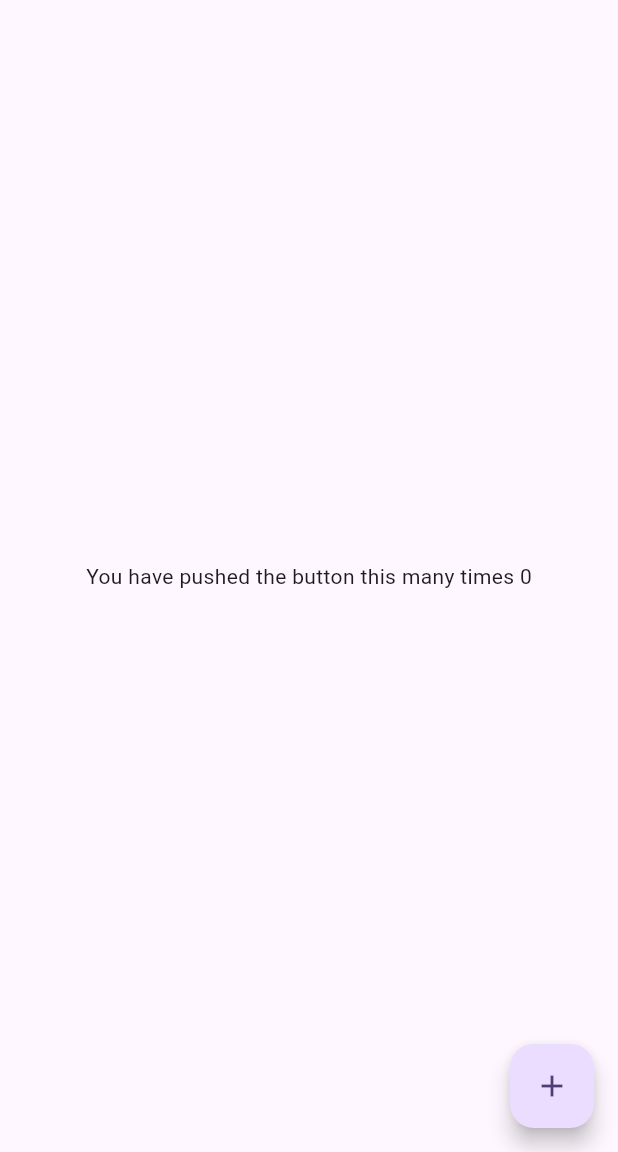
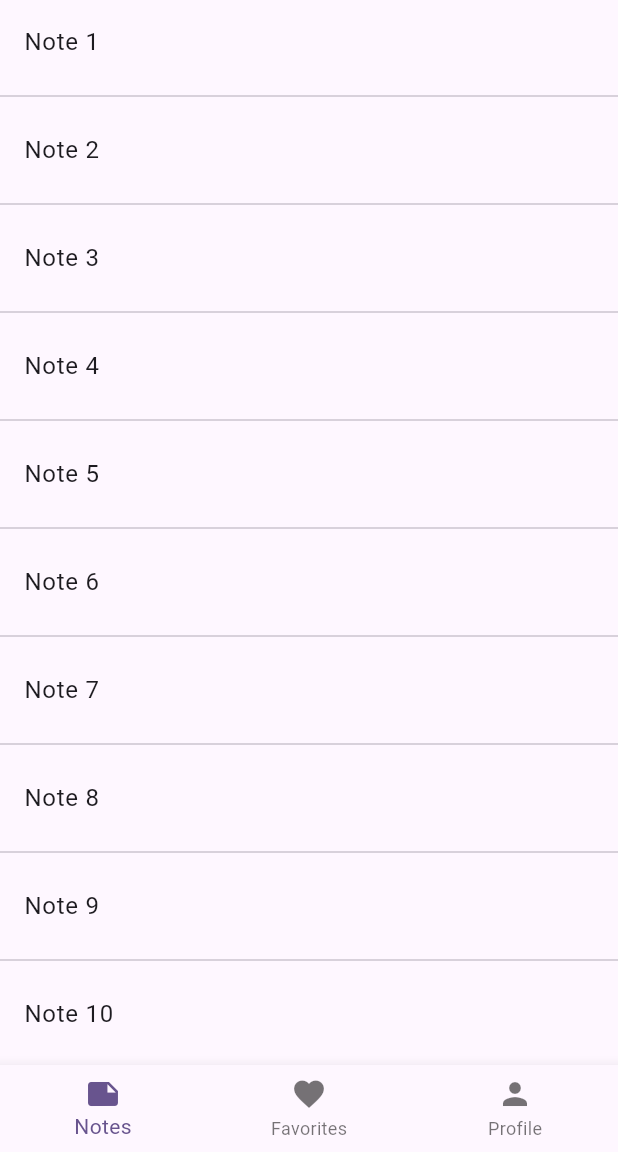
Before and after one commit to deuscode-io/blueprint, a Flutter app: the screen it shows after launch, on a phone screen of 412 x 824 dp, the part 84-1236 px from its top. Run offline on Flutter 3.47's test engine with Material 3 defaults, Android fonts, the phone set to English and light mode, and no system bars; our stand-ins replace bloc, device_info_plus, dio, easy_localization, envied, firebase_core and 9 more; missing offline and left inert: app_tracking_transparency, firebase_app_installations, talker_dio_logger; accounts and stored records are empty; generated files the repository leaves out were written again.

Commit message:
added go_router to handle navigation (#4)
* added go_router to handle navigation

* added README.md + tuned rules

```diff
--- a/lib/app.dart
+++ b/lib/app.dart
@@ -1,4 +1,4 @@
-import 'package:blueprint/ui/pages/home.dart';
+import 'package:blueprint/core/configs/router_config.dart';
 import 'package:easy_localization/easy_localization.dart';
 import 'package:flutter/material.dart';
 
@@ -7,8 +7,8 @@ class App extends StatelessWidget {
 
   @override
   Widget build(BuildContext context) {
-    return MaterialApp(
-      title: 'Flutter Demo',
+    return MaterialApp.router(
+      title: 'DeusCode blueprint',
       locale: context.locale,
       supportedLocales: context.supportedLocales,
       localizationsDelegates: context.localizationDelegates,
@@ -16,7 +16,7 @@ class App extends StatelessWidget {
         colorScheme: ColorScheme.fromSeed(seedColor: Colors.deepPurple),
         useMaterial3: true,
       ),
-      home: const HomePage(),
+      routerConfig: routerConfig,
     );
   }
 }
--- /dev/null
+++ b/lib/core/configs/router_config.dart
@@ -0,0 +1,49 @@
+import 'package:blueprint/ui/pages/notes/detail_page.dart';
+import 'package:blueprint/ui/pages/notes/favorites_page.dart';
+import 'package:blueprint/ui/pages/notes/notes_page.dart';
+import 'package:blueprint/ui/pages/profile/profile_page.dart';
+import 'package:blueprint/ui/pages/root_page.dart';
+import 'package:go_router/go_router.dart';
+
+final routerConfig = GoRouter(
+  initialLocation: '/notes',
+  routes: [
+    StatefulShellRoute.indexedStack(
+      builder: (context, state, navigationShell) => RootPage(
+        navigationShell: navigationShell,
+      ),
+      branches: [
+        StatefulShellBranch(
+          routes: [
+            GoRoute(
+              path: '/notes',
+              builder: (context, state) => const NotesPage(),
+              routes: [
+                GoRoute(
+                  path: 'detail',
+                  builder: (context, state) => const DetailPage(),
+                ),
+              ],
+            ),
+          ],
+        ),
+        StatefulShellBranch(
+          routes: [
+            GoRoute(
+              path: '/favorites',
+              builder: (context, state) => const FavoritesPage(),
+            ),
+          ],
+        ),
+        StatefulShellBranch(
+          routes: [
+            GoRoute(
+              path: '/profile',
+              builder: (context, state) => const ProfilePage(),
+            ),
+          ],
+        ),
+      ],
+    ),
+  ],
+);
--- a/lib/ui/pages/home.dart
+++ b/lib/ui/pages/notes/favorites_page.dart
@@ -2,29 +2,21 @@ import 'package:blueprint/core/i18n/locale_keys.g.dart';
 import 'package:blueprint/ui/widgets/texts/translated_text.dart';
 import 'package:flutter/material.dart';
 
-class HomePage extends StatefulWidget {
-  const HomePage({super.key});
+class FavoritesPage extends StatefulWidget {
+  const FavoritesPage({super.key});
 
   @override
-  State<HomePage> createState() => _HomePageState();
+  State<FavoritesPage> createState() => _FavoritesPageState();
 }
 
-class _HomePageState extends State<HomePage> {
+class _FavoritesPageState extends State<FavoritesPage> {
   int _counter = 0;
 
-  void _incrementCounter() {
-    setState(() {
-      _counter++;
-    });
-  }
+  void _incrementCounter() => setState(() => _counter++);
 
   @override
   Widget build(BuildContext context) {
     return Scaffold(
-      appBar: AppBar(
-        backgroundColor: Theme.of(context).colorScheme.inversePrimary,
-        title: const Text('DeusCode blueprint'),
-      ),
       body: Center(
         child: TranslatedText(
           LocaleKeys.home_description,
--- /dev/null
+++ b/lib/ui/pages/notes/notes_page.dart
@@ -0,0 +1,30 @@
+import 'package:flutter/material.dart';
+import 'package:go_router/go_router.dart';
+
+class NotesPage extends StatelessWidget {
+  const NotesPage({super.key});
+
+  @override
+  Widget build(BuildContext context) {
+    final notes = List<String>.generate(20, (index) => 'Note ${++index}');
+
+    return Center(
+      child: Scrollbar(
+        child: ListView.separated(
+          itemBuilder: (context, index) {
+            return ListTile(
+              title: Text(notes[index]),
+              onTap: () {
+                context.go('/notes/detail');
+              },
+            );
+          },
+          separatorBuilder: (context, index) {
+            return const Divider();
+          },
+          itemCount: notes.length,
+        ),
+      ),
+    );
+  }
+}
--- /dev/null
+++ b/lib/ui/pages/root_page.dart
@@ -0,0 +1,42 @@
+import 'package:flutter/material.dart';
+import 'package:go_router/go_router.dart';
+
+class RootPage extends StatelessWidget {
+  const RootPage({super.key, required this.navigationShell});
+
+  final StatefulNavigationShell navigationShell;
+
+  @override
+  Widget build(BuildContext context) {
+    return Scaffold(
+      appBar: AppBar(
+        backgroundColor: Theme.of(context).colorScheme.inversePrimary,
+        title: const Text('DeusCode blueprint'),
+      ),
+      body: navigationShell,
+      bottomNavigationBar: BottomNavigationBar(
+        items: _buildBottomNavBarItems,
+        currentIndex: navigationShell.currentIndex,
+        onTap: (index) => navigationShell.goBranch(
+          index,
+          initialLocation: index == navigationShell.currentIndex,
+        ),
+      ),
+    );
+  }
+
+  List<BottomNavigationBarItem> get _buildBottomNavBarItems => [
+        const BottomNavigationBarItem(
+          icon: Icon(Icons.note),
+          label: 'Notes',
+        ),
+        const BottomNavigationBarItem(
+          icon: Icon(Icons.favorite),
+          label: 'Favorites',
+        ),
+        const BottomNavigationBarItem(
+          icon: Icon(Icons.person),
+          label: 'Profile',
+        ),
+      ];
+}
--- a/pubspec.yaml
+++ b/pubspec.yaml
@@ -52,6 +52,8 @@ dependencies:
   envied: ^0.5.4
   uuid: ^4.4.0
 
+  go_router: ^13.2.3
+
 
 dev_dependencies:
   flutter_test:
```
Also changed, not shown: analysis_options.yaml (+11 -23 lines), lib/ui/pages/notes/detail_page.dart (added, +12 -0 lines), lib/ui/pages/profile/profile_page.dart (added, +12 -0 lines), pubspec.lock, 1 other file.
